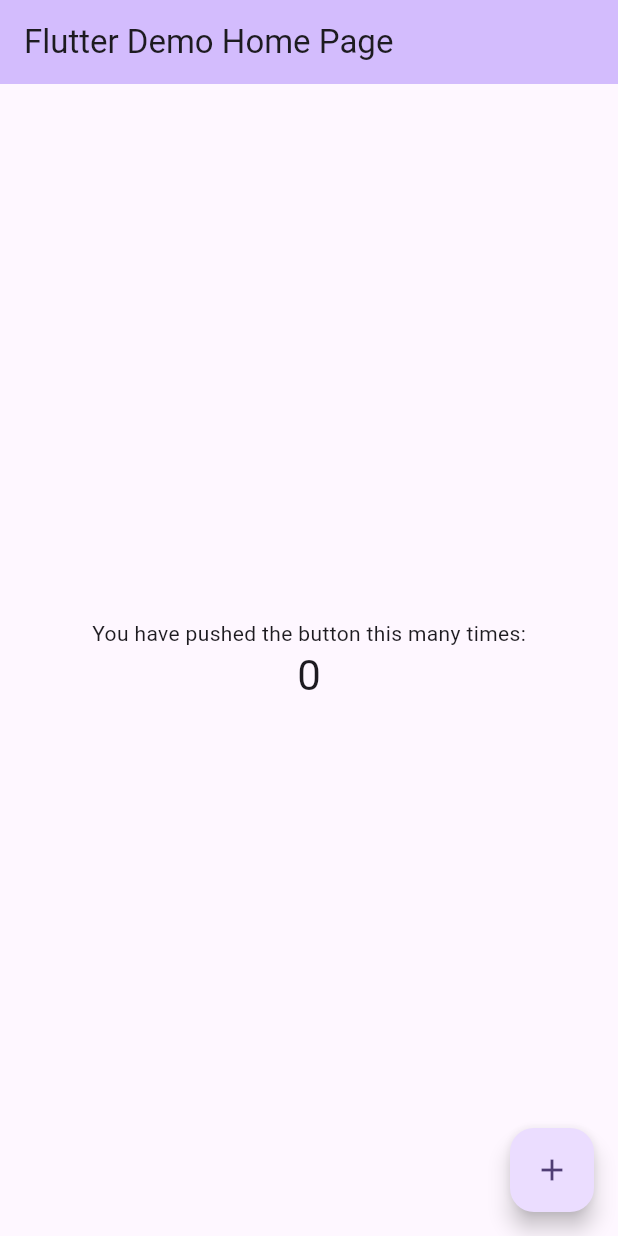
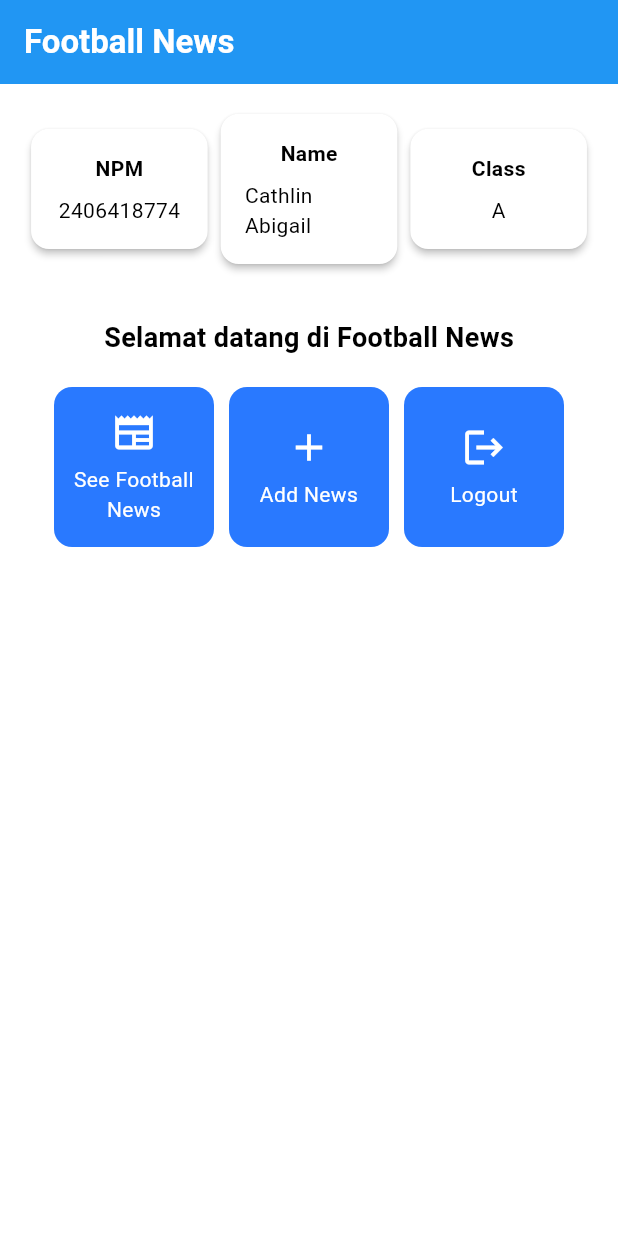
Before and after one commit to ylbafle/football-news-mobile, a Flutter app: the screen it shows after launch, on a phone screen of 412 x 824 dp. Run offline on Flutter 3.47's test engine with Material 3 defaults, Android fonts, the phone set to English and light mode, and no system bars.

Commit message:
Tutorial 6 Done

```diff
--- a/lib/main.dart
+++ b/lib/main.dart
@@ -1,4 +1,5 @@
 import 'package:flutter/material.dart';
+import 'menu.dart';
 
 void main() {
   runApp(const MyApp());
@@ -28,95 +29,12 @@ class MyApp extends StatelessWidget {
         //
         // This works for code too, not just values: Most code changes can be
         // tested with just a hot reload.
-        colorScheme: ColorScheme.fromSeed(seedColor: Colors.deepPurple),
+        colorScheme: ColorScheme.fromSwatch(primarySwatch: Colors.blue)
+            .copyWith(secondary: Colors.blueAccent[400]),
+        useMaterial3: true,
       ),
-      home: const MyHomePage(title: 'Flutter Demo Home Page'),
+
+      home: MyHomePage(colorScheme: Theme.of(context).colorScheme),
     );
   }
 }
-
-class MyHomePage extends StatefulWidget {
-  const MyHomePage({super.key, required this.title});
-
-  // This widget is the home page of your application. It is stateful, meaning
-  // that it has a State object (defined below) that contains fields that affect
-  // how it looks.
-
-  // This class is the configuration for the state. It holds the values (in this
-  // case the title) provided by the parent (in this case the App widget) and
-  // used by the build method of the State. Fields in a Widget subclass are
-  // always marked "final".
-
-  final String title;
-
-  @override
-  State<MyHomePage> createState() => _MyHomePageState();
-}
-
-class _MyHomePageState extends State<MyHomePage> {
-  int _counter = 0;
-
-  void _incrementCounter() {
-    setState(() {
-      // This call to setState tells the Flutter framework that something has
-      // changed in this State, which causes it to rerun the build method below
-      // so that the display can reflect the updated values. If we changed
-      // _counter without calling setState(), then the build method would not be
-      // called again, and so nothing would appear to happen.
-      _counter++;
-    });
-  }
-
-  @override
-  Widget build(BuildContext context) {
-    // This method is rerun every time setState is called, for instance as done
-    // by the _incrementCounter method above.
-    //
-    // The Flutter framework has been optimized to make rerunning build methods
-    // fast, so that you can just rebuild anything that needs updating rather
-    // than having to individually change instances of widgets.
-    return Scaffold(
-      appBar: AppBar(
-        // TRY THIS: Try changing the color here to a specific color (to
-        // Colors.amber, perhaps?) and trigger a hot reload to see the AppBar
-        // change color while the other colors stay the same.
-        backgroundColor: Theme.of(context).colorScheme.inversePrimary,
-        // Here we take the value from the MyHomePage object that was created by
-        // the App.build method, and use it to set our appbar title.
-        title: Text(widget.title),
-      ),
-      body: Center(
-        // Center is a layout widget. It takes a single child and positions it
-        // in the middle of the parent.
-        child: Column(
-          // Column is also a layout widget. It takes a list of children and
-          // arranges them vertically. By default, it sizes itself to fit its
-          // children horizontally, and tries to be as tall as its parent.
-          //
-          // Column has various properties to control how it sizes itself and
-          // how it positions its children. Here we use mainAxisAlignment to
-          // center the children vertically; the main axis here is the vertical
-          // axis because Columns are vertical (the cross axis would be
-          // horizontal).
-          //
-          // TRY THIS: Invoke "debug painting" (choose the "Toggle Debug Paint"
-          // action in the IDE, or press "p" in the console), to see the
-          // wireframe for each widget.
-          mainAxisAlignment: MainAxisAlignment.center,
-          children: <Widget>[
-            const Text('You have pushed the button this many times:'),
-            Text(
-              '$_counter',
-              style: Theme.of(context).textTheme.headlineMedium,
-            ),
-          ],
-        ),
-      ),
-      floatingActionButton: FloatingActionButton(
-        onPressed: _incrementCounter,
-        tooltip: 'Increment',
-        child: const Icon(Icons.add),
-      ), // This trailing comma makes auto-formatting nicer for build methods.
-    );
-  }
-}
--- /dev/null
+++ b/lib/menu.dart
@@ -0,0 +1,186 @@
+import 'package:flutter/material.dart';
+
+class MyHomePage extends StatelessWidget {
+  MyHomePage({super.key, required ColorScheme colorScheme}); //sudah ada pada code sebelumnya
+
+    final String nama = "Cathlin Abigail"; //nama
+    final String npm = "2406418774"; //npm
+    final String kelas = "A"; //kelas
+    final List<ItemHomepage> items = [
+      ItemHomepage("See Football News", Icons.newspaper),
+      ItemHomepage("Add News", Icons.add),
+      ItemHomepage("Logout", Icons.logout),
+    ];
+
+    @override
+    Widget build(BuildContext context) {
+    // Scaffold menyediakan struktur dasar halaman dengan AppBar dan body.
+    return Scaffold(
+      // AppBar adalah bagian atas halaman yang menampilkan judul.
+      appBar: AppBar(
+        // Judul aplikasi "Football News" dengan teks putih dan tebal.
+        title: const Text(
+          'Football News',
+          style: TextStyle(
+            color: Colors.white,
+            fontWeight: FontWeight.bold,
+          ),
+        ),
+        // Warna latar belakang AppBar diambil dari skema warna tema aplikasi.
+        backgroundColor: Theme.of(context).colorScheme.primary,
+      ),
+      // Body halaman dengan padding di sekelilingnya.
+      body: Padding(
+        padding: const EdgeInsets.all(16.0),
+        // Menyusun widget secara vertikal dalam sebuah kolom.
+        child: Column(
+          crossAxisAlignment: CrossAxisAlignment.center,
+          children: [
+            // Row untuk menampilkan 3 InfoCard secara horizontal.
+            Row(
+              mainAxisAlignment: MainAxisAlignment.spaceEvenly,
+              children: [
+                InfoCard(title: 'NPM', content: npm),
+                InfoCard(title: 'Name', content: nama),
+                InfoCard(title: 'Class', content: kelas),
+              ],
+            ),
+
+            // Memberikan jarak vertikal 16 unit.
+            const SizedBox(height: 16.0),
+
+            // Menempatkan widget berikutnya di tengah halaman.
+            Center(
+              child: Column(
+                // Menyusun teks dan grid item secara vertikal.
+
+                children: [
+                  // Menampilkan teks sambutan dengan gaya tebal dan ukuran 18.
+                  const Padding(
+                    padding: EdgeInsets.only(top: 16.0),
+                    child: Text(
+                      'Selamat datang di Football News',
+                      style: TextStyle(
+                        fontWeight: FontWeight.bold,
+                        fontSize: 18.0,
+                      ),
+                    ),
+                  ),
+
+                  // Grid untuk menampilkan ItemCard dalam bentuk grid 3 kolom.
+                  GridView.count(
+                    primary: true,
+                    padding: const EdgeInsets.all(20),
+                    crossAxisSpacing: 10,
+                    mainAxisSpacing: 10,
+                    crossAxisCount: 3,
+                    // Agar grid menyesuaikan tinggi kontennya.
+                    shrinkWrap: true,
+
+                    // Menampilkan ItemCard untuk setiap item dalam list items.
+                    children: items.map((ItemHomepage item) {
+                      return ItemCard(item);
+                    }).toList(),
+                  ),
+                ],
+              ),
+            ),
+          ],
+        ),
+      ),
+    );
+  }
+}
+
+class InfoCard extends StatelessWidget {
+
+  final String title;
+  final String content;
+
+  const InfoCard({super.key, required this.title, required this.content});
+
+  @override
+  Widget build(BuildContext context) {
+    return Card(
+      // Membuat kotak kartu dengan bayangan dibawahnya.
+      elevation: 2.0,
+      child: Container(
+        // Mengatur ukuran dan jarak di dalam kartu.
+        width: MediaQuery.of(context).size.width / 3.5, // menyesuaikan dengan lebar device yang digunakan.
+        padding: const EdgeInsets.all(16.0),
+        // Menyusun title dan content secara vertikal.
+        child: Column(
+          children: [
+            Text(
+              title,
+              style: const TextStyle(fontWeight: FontWeight.bold),
+            ),
+            const SizedBox(height: 8.0),
+            Text(content),
+          ],
+        ),
+      ),
+    );
+  }
+}
+
+class ItemHomepage {
+ final String name;
+ final IconData icon;
+
+ ItemHomepage(this.name, this.icon);
+}
+
+class ItemCard extends StatelessWidget {
+  // Menampilkan kartu dengan ikon dan nama.
+
+  final ItemHomepage item;
+
+  const ItemCard(this.item, {super.key});
+
+  @override
+  Widget build(BuildContext context) {
+    return Material(
+      // Menentukan warna latar belakang dari tema aplikasi.
+      color: Theme.of(context).colorScheme.secondary,
+      // Membuat sudut kartu melengkung.
+      borderRadius: BorderRadius.circular(12),
+
+      child: InkWell(
+        // Aksi ketika kartu ditekan.
+        onTap: () {
+          // Menampilkan pesan SnackBar saat kartu ditekan.
+          ScaffoldMessenger.of(context)
+            ..hideCurrentSnackBar()
+            ..showSnackBar(
+              SnackBar(content: Text("Kamu telah menekan tombol ${item.name}!"))
+            );
+        },
+        // Container untuk menyimpan Icon dan Text
+        child: Container(
+          padding: const EdgeInsets.all(8),
+          child: Center(
+            child: Column(
+              // Menyusun ikon dan teks di tengah kartu.
+              mainAxisAlignment: MainAxisAlignment.center,
+              children: [
+                Icon(
+                  item.icon,
+                  color: Colors.white,
+                  size: 30.0,
+                ),
+                const Padding(padding: EdgeInsets.all(3)),
+                Text(
+                  item.name,
+                  textAlign: TextAlign.center,
+                  style: const TextStyle(color: Colors.white),
+                ),
+              ],
+            ),
+          ),
+        ),
+      ),
+    );
+  }
+
+}
```
